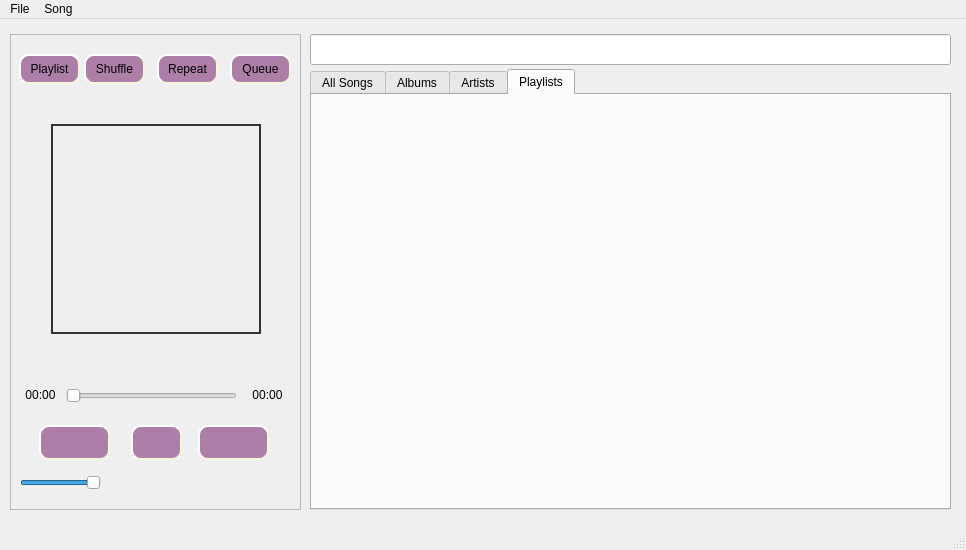
This is src/player.ui in pirxus/waPlayer as Qt 5 draws it before an edit. The edited form follows.
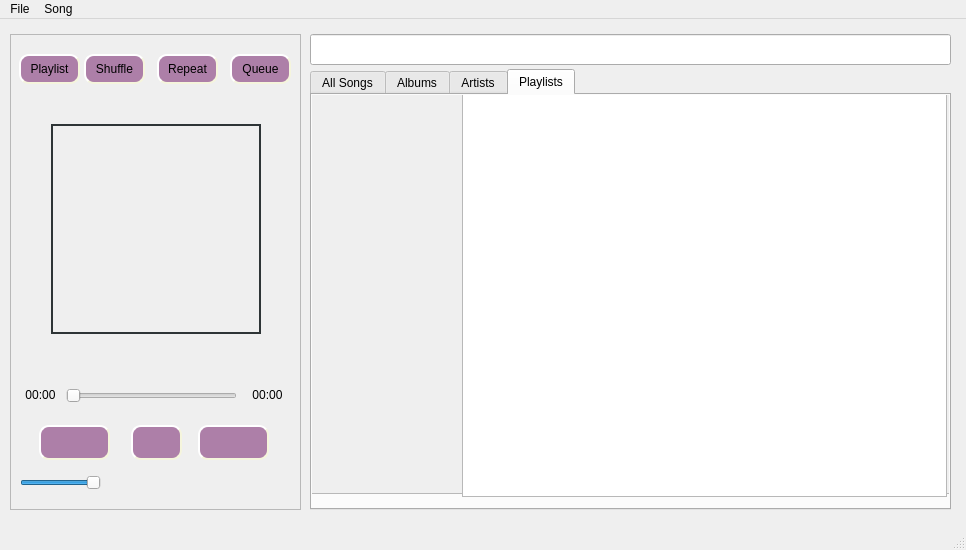
This is the edited form. The open tabs and pages were chosen to show the change. Icons and pictures are not drawn.

Commit message: Playlist grid added

Diff of the .ui file:
```diff
--- a/src/player.ui
+++ b/src/player.ui
@@ -358,6 +358,73 @@
      <attribute name="title">
       <string>Playlists</string>
      </attribute>
+     <widget class="QTableWidget" name="playlistSongs">
+      <property name="geometry">
+       <rect>
+        <x>150</x>
+        <y>-2</y>
+        <width>485</width>
+        <height>404</height>
+       </rect>
+      </property>
+      <property name="focusPolicy">
+       <enum>Qt::NoFocus</enum>
+      </property>
+      <property name="editTriggers">
+       <set>QAbstractItemView::NoEditTriggers</set>
+      </property>
+      <property name="selectionBehavior">
+       <enum>QAbstractItemView::SelectRows</enum>
+      </property>
+      <property name="showGrid">
+       <bool>false</bool>
+      </property>
+      <property name="columnCount">
+       <number>2</number>
+      </property>
+      <attribute name="horizontalHeaderVisible">
+       <bool>false</bool>
+      </attribute>
+      <attribute name="horizontalHeaderStretchLastSection">
+       <bool>true</bool>
+      </attribute>
+      <attribute name="verticalHeaderVisible">
+       <bool>false</bool>
+      </attribute>
+      <column/>
+      <column/>
+     </widget>
+     <widget class="QScrollArea" name="scrollAreaPlaylists">
+      <property name="geometry">
+       <rect>
+        <x>-3</x>
+        <y>-2</y>
+        <width>641</width>
+        <height>401</height>
+       </rect>
+      </property>
+      <property name="focusPolicy">
+       <enum>Qt::NoFocus</enum>
+      </property>
+      <property name="styleSheet">
+       <string notr="true"/>
+      </property>
+      <property name="widgetResizable">
+       <bool>true</bool>
+      </property>
+      <widget class="QWidget" name="scrollAreaWidgetContentsPlaylist">
+       <property name="geometry">
+        <rect>
+         <x>0</x>
+         <y>0</y>
+         <width>639</width>
+         <height>399</height>
+        </rect>
+       </property>
+      </widget>
+     </widget>
+     <zorder>scrollAreaPlaylists</zorder>
+     <zorder>playlistSongs</zorder>
     </widget>
    </widget>
    <widget class="QFrame" name="frame">
```
Left out of the diff: 20 changed lines with no effect on the pictures. The commit also changes 2 other files.
